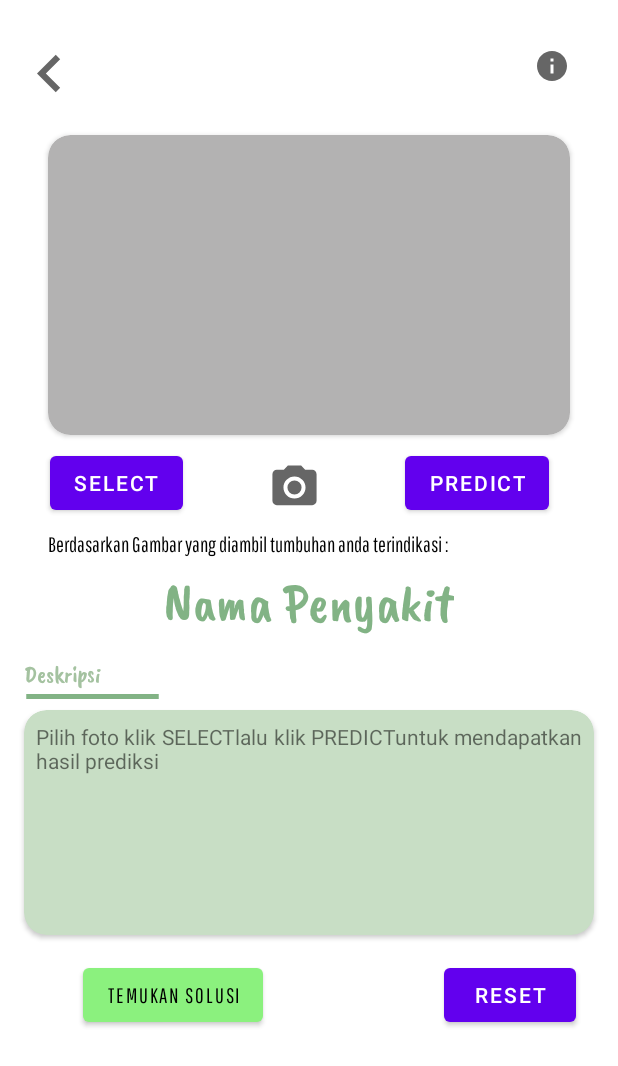
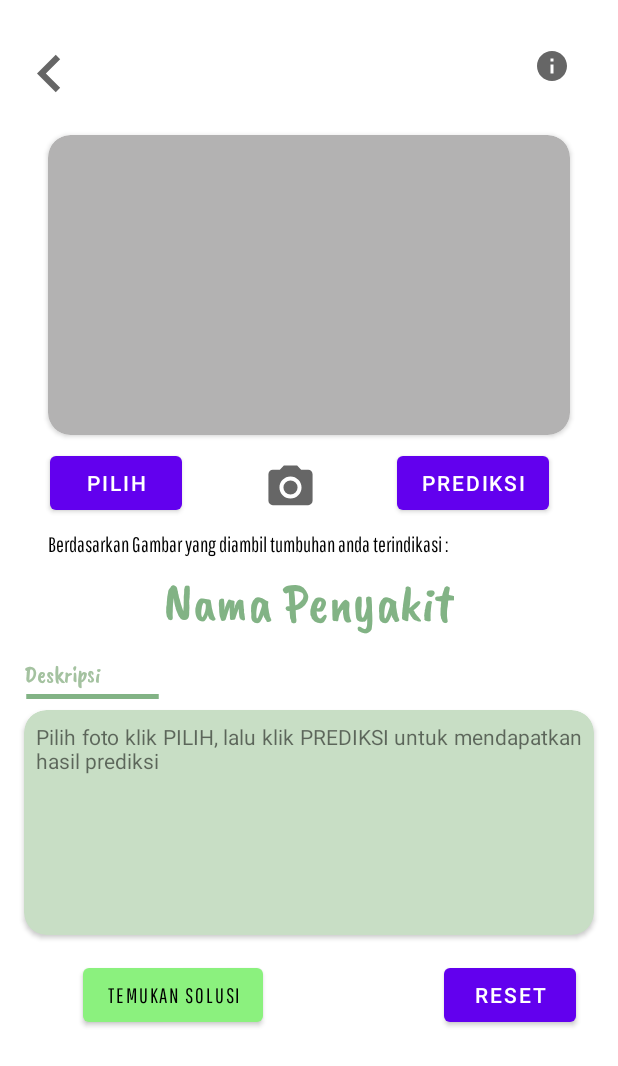
Before and after one commit to rivaldomarta/Helptree, an Android app: the screen it shows after launch (TakePictureActivity), after a tap on "Ambil Gambar", on a phone screen of 412 x 824 dp. Shown: the top 1066 px of the screen. Run offline under Robolectric (Android 15) with nearby library versions, the phone set to English and light mode, and no system bars; libraries missing offline, so code that uses them is left out: org.tensorflow.lite; pictures from the network do not load.

Commit message:
finishing values resources

```diff
--- a/HelpTree/app/src/main/res/values-night/themes.xml
+++ b/HelpTree/app/src/main/res/values-night/themes.xml
@@ -1,44 +1,156 @@
-<resources xmlns:tools="http://schemas.android.com/tools">
-    <!-- Base application theme. -->
-    <style name="Theme.HelpTree" parent="Theme.MaterialComponents.DayNight.NoActionBar">
-        <!-- Primary brand color. -->
-        <item name="colorPrimary">@color/purple_200</item>
-        <item name="colorPrimaryVariant">@color/purple_700</item>
-        <item name="colorOnPrimary">@color/black</item>
-        <!-- Secondary brand color. -->
-        <item name="colorSecondary">@color/teal_200</item>
-        <item name="colorSecondaryVariant">@color/teal_200</item>
-        <item name="colorOnSecondary">@color/black</item>
-        <!-- Status bar color. -->
-        <item name="android:statusBarColor" tools:targetApi="l">?attr/colorPrimaryVariant</item>
-        <!-- Customize your theme here. -->
-        <item name="android:windowTranslucentStatus">true</item>
-    </style>
+<?xml version="1.0" encoding="utf-8"?>
+<resources>
+    <string name="treendfo">e-Treendfo</string>
+    <string name="bookmark">Bookmark</string>
+    <string name="go_chat">Ke Chat</string>
+    <string name="camera_act">Ambil Gambar</string>
+    <string name="title">HelpTree</string>
+    <string name="Btn_back">kembali</string>
+    <string name="camera_caption">Berdasarkan Gambar yang diambil tumbuhan anda terindikasi :</string>
+    <string name="disease_name">Nama Penyakit</string>
+    <string name="description">Deskripsi</string>
+    <string name="Btn_Solution">Temukan Solusi</string>
+    <string name="resImage">ImageResult</string>
+    <string name="line">line</string>
+    <string name="bt_reset">Reset</string>
+    <string name="bt_predictimg">Prediksi</string>
+    <string name="tvpred">Nama Penyakit</string>
+    <string name="placeholder_detail">Pilih foto klik PILIH, lalu klik PREDIKSI untuk mendapatkan hasil prediksi</string>
 
-    <style name="ChatbotTheme" parent="Theme.AppCompat.Light.DarkActionBar">
-        <!-- Customize your theme here. -->
-        <item name="colorPrimary">@color/colorPrimary</item>
-        <item name="colorPrimaryDark">@color/colorPrimaryDark</item>
-        <item name="colorAccent">@color/colorAccent</item>
+    <string name="information">Informasi</string>
+    <string name="narationApp">
+        Aplikasi HelpTree merupakan aplikasi yang digunakan untuk mempermudah para pertani untuk
+        menemukan solusi dari penyakit yang dialami oleh tumbuhan. Aplikasi ini memuat fitur
+        deteksi gambar dan konsultasi menggunakan chatbot.\n \n
 
-        <item name="android:statusBarColor">#fff</item>
-        <item name="android:windowLightStatusBar" tools:ignore="NewApi">true</item>
+        📷 Cara menggunakan deteksi gambar dengan memasukkan gambar dari Album/Gallery ke dalam aplikasi.
+        \n 💬 Utuk konsultasi dapat klik ikon konsultasi dan mari berbagi cerita mu bersama Tria
+    </string>
+    <string name="developer">Tentang Developer</string>
+    <string name="about">Tentang Aplikasi</string>
+    <string name="photo_developer">Photo Developer</string>
+    <string name="aboutDevelop">tentangDeveloper</string>
+    <string name="icon">icon</string>
+    <string-array name="nama_dev">
+        <item>M. Ilhamsyah (A3142813)</item>
+        <item>Meutia Khairiyah (A1281624)</item>
+        <item>Irfan Rahadi K. (M0101130)</item>
+        <item>Rivaldo Marta (M0101131)</item>
+        <item>Aqilarik N.R (C2192108)</item>
+        <item>Annisa Nurjanah (C3142812)</item>
+    </string-array>
+    <string-array name="path_dev">
+        <item>Mobile Development</item>
+        <item>Mobile Development</item>
+        <item>Machine Learning</item>
+        <item>Machine Learning</item>
+        <item>Cloud Computing</item>
+        <item>Cloud Computing</item>
+    </string-array>
+    <string-array name="photo_dev">
+        <item>@drawable/ailham</item>
+        <item>@drawable/ameu</item>
+        <item>@drawable/airfan</item>
+        <item>@drawable/fotovaldo</item>
+        <item>@drawable/aqil</item>
+        <item>@drawable/annisa</item>
+    </string-array>
 
-        <item name="android:navigationBarColor">#E4E4E4</item>
-        <item name="android:windowLightNavigationBar" tools:ignore="NewApi">true</item>
+    <string-array name="url_link">
+        <item>https://www.99.co/blog/indonesia/contoh-tanaman-hidroponik/</item>
+        <item>https://www.popbela.com/career/inspiration/firly-fenti/cara-merawat-tanaman-agar-tidak-layu/7</item>
+        <item>https://www.popmama.com/life/home-and-living/sittah-husnul-khotimah/cara-membuat-pupuk-organik-dari-sampah-dapur-1/3</item>
+        <item> https://sahabatpetani.com/pengen-dapat-hasil-panen-yang-melimpah-simak-4-tips-bertani-dari-sahabat-petani/</item>
+        <item>https://www.berdesa.com/upaya-yang-bisa-dilakukan-petani-untuk-meningkatkan-hasil-pertanian/</item>
+    </string-array>
 
-        <item name="actionBarStyle">@style/MyActionBar</item>
+    <string-array name="title">
+        <item>3 Tanaman Hidroponik yang mudah ditanam</item>
+        <item>7 Cara Merawat Tumbuhan agar Tidak Layu</item>
+        <item>Cara Membuat Pupuk dari Sampah Dapur</item>
+        <item> Ingin Dapat Hasil Panen Yang Melimpah? Simak Tips Ini!</item>
+        <item>Upaya Yang Bisa Dilakukan Petani Untuk Meningkatkan Hasil Pertanian</item>
+    </string-array>
 
-    </style>
+    <string-array name="photoArtikel">
+        <item>@drawable/salada</item>
+        <item>@drawable/tanam2</item>
+        <item>@drawable/pupuk</item>
+        <item>@drawable/melimpah</item>
+        <item>@drawable/bertani</item>
+    </string-array>
 
-    <style name="MyActionBar" parent="@style/Widget.AppCompat.ActionBar.Solid">
-        <item name="titleTextStyle">@style/MyTitleTextStyle</item>
-    </style>
+    <string-array name="descr">
+        <item>
+            1. Pakcoy \n
+            Pakcoy atau kerap disebut juga sebagai bok choy merupakan sayuran hijau yang kaya dengan vitamin dan mineral.\n
+            \n 2. Sawi \n
+            Sawi juga termasuk sebagai tanaman hidroponik yang amat mudah untuk ditanam.Cukup menyiapkan bibit yang baik lalu tanam dengan menggunakan media rockwool.
+            Disarankan untuk menanam sawi hidroponik dengan menggunakan sistem wick atau sumbu karena lebih mudah.\n
+            \n 3. Salada \n
+            Salada merupakan sayuran yang cepat tumbuh dan juga mudah untuk ditanam.
+            Itu mengapa selada cocok untuk dibudidayakan menggunakan sistem hidroponik yang simpel.
+            Biarpun ditanam dengan media yang simpel, hasil yang dapat dipanen bisa sangat berkualitas.
+            Umumnya bibit selada akan mulai tumbuh setelah dua minggu penanaman.\n
+        </item>
+        <item>
+            1. Melakukan teknik penyiraman yang tepat \n
+            \n Cara pertama dalam merawat tanaman ialah melakukan teknik penyiraman secara tepat. Nah, dalam melakukan langkah ini, kamu harus mengenal tanamanmu terlebih dahulu sehingga kamu tahu kebutuhan air yang diperlukan oleh tanamanmu. Jika kamu menyiram tanamanmu di bawah kebutuhannya, maka tanamanmu akan kekeringan dan mati. Begitupun sebaliknya, jika kamu menyiram terlalu banyak air maka akar tanamanmu akan busuk.\n
+            Untuk waktu penyiraman, lakukanlah di malam atau pagi hari agar tanamanmu memiliki suplai air yang cukup. Pastikan kamu menyiram air secara merata agar tanamanmu dapat tumbuh dengan baik, ya. Pastikan juga tidak ada genangan air di tanamanmu agar jalur oksigen bagi tanamanmu tidak terhalang. \n
+            \n 2. Beri tanaman sinar matahari yang cukup\n
+            \n Selain mengetahui kebutuhan air, kamu juga perlu tahu kebutuhan sinar matahari tanamanmu. Umumnya, tanaman harus terkena sinar matahri selama 6 jam untuk kebun buah dan sayur, serta 3-4 jam untuk tanaman hias. Sedangkan untuk  tanaman sukulen, kaktus atau pakis, hanya membutuhkan sinar matahari selama 2 jam. \n
+            \n 3. Mengatur suhu dan kelembapan\n
+            \n Cara selanjutnya agar tanamanmu tidak mudah layu ialah memastikan bahwa tanaman yang kamu rawat memang dapat tumbuh di suhu lingkungan tempat kamu tinggal. Oleh karena itu, jika kamu tinggal di daerah pesisir, hindari menanam tanaman subtropis atau tanaman dataran tinggi, begitupun sebaliknya. Untuk kelembapan udara, kamu bisa mengakalinya dengan menggunakan humidifier agar kebutuhan kelembapan tanamanmu dapat terpenuhi.\n
+            \n 4. Pastikan terbebas dari hama dan penyakit\n
+            \n Ada beberapa cara yang bisa kamu lakukan agar tanamanmu terhindar dari hama dan penyakit. Cara-cara tersebut ialah dengan menjaga kualitas tanah, memberikan nutrisi kepada tanaman, merotasi tanaman secara rutin, mengoptimalkan lokasi tanaman, serta memangkas rumput liar yang ada di sekitar tanamanmu. \n
+            \n 5. Memotong tanaman yang kering dan mati\n
+            \n Nah, satu lagi yang jarang diketahui pemilih tanaman yang baru mulai. Jika kamu melihat ada bagian tanamanmu yang rusak, segera pisahkan dan buang bagian yang rusak tersebut, agar tanaman yang sehat tidak mudah layu ya, Bela. Pasalnya, bagian tanaman yang rusak tersebut bisa menyebarkan kerusakan ke bagian tanaman yang masih hidup. Oleh karena itu, segera potong bagian yang rusak tersebut agar tidak menganggu kondisi tanaman lainnya.\n
+            \n 6. Hindari penggunaan pupuk kimia\n
+            \n Cara selanjutnya agar tanamanmu tumbuh subur, ialah menggunakan perawatan yang alami. Hindari penggunaan pupuk kimia, ya, Bela. Kamu bisa menggunakan sisa kotoran hewan, pupuk kompos, campuran nutrisi makro, atau pupuk daur ulang pada tanamanmu agar tanaman tidak mudah layu.\n
+            \n 7. Beri nutrisi penting untuk tanaman\n
+            \n Ada beberapa nutrisi penting yang sangat vital bagi tumbuhan. Nutrisi tersebut ialah nitrogen, fosfor, potasium, magnesium, sulfur dan kalsium. Pada dasarnya kandungan nutrisi tersebut secara lengkap berada di tanah. Namun, seiring dengan berjalannya waktu, nutris tersebut akan hilang. Oleh karena itu, kamu bisa memberikan nutrisi tersebut secara terpisah atau dengan langkah praktis, yaitu mengganti tanah.\n
+        </item>
+        <item>
+            Saat mengolah sampah dapur menjadi pupuk organik, perlu diketahui bahwa tidak semua sampah bisa dikompos.Ada beberapa sisa bahan makanan yang tidak bisa terurai ataupun kalau terurai akan membutuhkan waktu yang lama.
+            Ada juga sampah yang harus diperkecil ukurannya agar mudah terurai. Berikut sampah-sampah dapur yang bisa diolah menjadi pupuk organik.\n
+            \n \n ♻ Sampah sisa makanan mulai dari sayur-sayuran hingga daging busuk. Sampah ini bisa langsung dimasukkan ke dalam wadah kompos.
+            \n ♻ Kertas bekas maupun tisu yang sudah tak terpakai lagi. Sebelum dijadikan kompos, perkecil dahulu ukuran kertas ataupun tisu.
+            \n ♻ Bumbu dapur kadaluarsa.
+            \n ♻ Cangkang telur. Sebelum dicampur dengan bahan kompos lainnya, haluskan terlebih dahulu cangkang telur agar mudah terurai.
+            \n ♻ Sedangkan berikut ini adalah sampah dapur yang tidak bisa diolah menjadi pupuk organik.
+            \n ♻ Minyak goreng
+            \n ♻ Tulang daging\n
+            \n Dan berikut beberapa langkah membuat pupuk organik dari sampah dapur.
+            \n \n 1. Siapkan wadah besar untuk membuat kompos. Pastikan wadah dapat tertutup rapat dan terhindar dari tetesan air hujan.
+            \n \n 2. Masukkan tanah pada permukaan bawah wadah.
+            \n \n 3. Setelah lapisan bawah wadah tertutupi tanah, sampah dapur bisa dimasukkan ke atas tanah.
+            \n \n 4. Pastikan ketebalan tanah lebih tebal daripada sampah dapur.Lalu tutup sampah dapur dengan tanah lagi.
+            \n \n 5. Diamkan selama 3 minggu sampai sampah dapur terurai.
+            \n \n 6. Atau jika Mama ingin menambahkan sampah dapur setiap hari, pastikan tumpukan sebelumnya Mama aduk lalu beri lapisan tanah sebelum ditambahkan sampah dapur yang baru. Lalu tutup lagi dengan tanah.
+        </item>
+        <item>
+            Pertanian adalah pondasi utama dalam kehidupan, karena hanya bidang pertanian yang mampu memberikan pangan kepada seluruh penduduk dunia. Kegiatan bertani dan berkebun juga merupakan kegiatan yang sangat menyenangkan kok, apalagi bagi para penggemar bercocok tanam atau hobbies. Ada yang gemar menanam tanaman buah-buahan di kebun ada juga yang suka menanam tanaman hias di pekarangan rumah. Namun, untuk memperoleh hasil panen yang bagus dan melimpah, ada caranya loh.\n
+            Pengen tau apa sih rahasianya bisa mendapatkan hasil panen yang melimpah. Yuk cus kita simak 4 tips dari sahabat petani :\n
+            \n \n 🌱Tanah adalah rumah tanaman, jadi buatlah tanah menjadi subur dan sehat ya.
+            \n “Orang bilang tanah kita tanah surga, tongkat kayu dan batu jadi tanaman” kutipan lagu kolam susu ini hanya merupakan kiasan ya sahabat, yang mau menunjukkan suburnya negeri kita Indonesia. Namun, hasil panen yang optimal bukan didapat melalui keberuntungan loh, salah satu tipsnya adalah Sahabat harus melakukan pengolahan tanah sebelum benih masuk. Tujuannya adalah untuk menggemburkan struktur tanah agar menjadi gembur, sehingga memudahkan perakaran untuk masuk ke dalam tanah yang nantinya mempermudah akar tanaman menyerap unsur hara yang ada di dalam tanah
+            \n \n 🌱Jangan Pakai Benih/Bibit Abal-Abal, Gunakan Benih Yang Sudah Jelas
+            \n Banyak petani saat ini yang mengeluh benihnya tidak tumbuh. Nah, salah satu penyebabnya adalah petani tidak menggunakan benih yang bermutu sahabat. Benih menjadi salah satu faktor penting yang menentukan hasil panen. Apa saja yang harus diperhatikan ketika memilih benih? Pertama secara mutu genetis (varietas unggul), kedua mutu fisiologis atau kemampuan daya hidup  benih (viabilitas) dan ketiga adalah mutu fisik yaitu penampilan benih. Benih yang baik dilihat secara fisik berukuran homogen, bernas dan bersih dari campuran, bebas hama dan penyakit
+            \n \n 🌱Tanaman Juga Seperti Manusia Yang Butuh Makan Untuk Tumbuh dan Berkembang, Lengkapi Nutrisinya Secara Seimbang.
+            \n Tips ke-tiga adalah memberikan tambahan nutrisi yang tepat dan berimbang kepada tanaman dengan cara pemupukan. Sama halnya dengan manusia, tanaman sebagai makhluk hidup juga membutuhkan yang namanya makan. Nutrisi bagi tanaman berperan penting bagi tanaman untuk tumbuh, berkembang dan berproduksi. Pastikan juga pupuk yang kalian gunakan mempunyai kualitas yang tinggi dan berasal dari produsen yang terpercaya. Jangan biarkan tanaman kalian kelaparan ya sahabat, nanti hasil panennya tidak bisa optimal loh.
+            \n \n 🌱Rawatlah Setiap Tanaman Seperti Kamu Merawat Kehidupan.
+            \n Merawat tanaman itu memang susah-susah gampang, kita dituntut untuk rajin dan telaten merawatnya sahabat. Apa aja sih perawatan yang harus rutin kita lakukan? Tanaman perlu disiram secara rutin,  tanaman diletakkan pada tempat yang terkena sinar matahari, bersihkan lahan agar tebebas dari gulma dan membersihkan kebun agar tanaman terbebas dari hama dan penyakit. Sahabat, dalam hidup kita apapun yang dirawat, pasti akan memberikan kebaikan bagi orang disekeliling kita. Semoga bermanfaat.
+        </item>
+        <item>
+            🌱 Menanam Tanaman Pertanian Yang Sesuai\n
+            \n Tidak sedikit petani yang memaksakan ingin menanam jenis tanaman di areanya. Ini biasa dilakukan ketika melihat petani lain mampu menghasilkan laba dari jenis tanaman tersebut. Seperti trend, kebanyakan petani mencoba untuk melakukannya dengan mengabaikan lahan yang dimilikinya.
+            \n \n Perlu dipahami jika lahan menjadi tempat utama bagi jenis tanaman tertentu. Artinya, tidak semua jenis tanaman akan cocok bila ditanam di lahan tersebut. Jika dipaksakan, tentu hasilnya akan kurang maksimal.
+            \n \n 🌱 Mengolah Lahan Dan Menyuburkan Dengan Benar
+            \n \n Kunci paling krusial untuk melimpahkan hasil pertanian selain bibit adalah pengolahan lahan. Lahan harus diolah sebagaimana mestinya. Mulai dari mencangkul, membajak dan lain sebagainya.
+            \n \n Setelah dilakukan penggemburan, petani juga harus mengupayakan agar tanah bisa kembali subur. Caranya bisa dengan memberikan pupuk kandang, serta pupuk lainnya yang sesuai.Tanah yang subur akan membuat tanaman bisa tumbuh optimal. Tanaman yang tumbuh subur akan meningkatkan bunga dan buahnya. Akhirnya, hasil yang dicapai akan berlipat ketimbang biasanya.
+            \n \n 🌱 Memanen Di Waktu Yang Tepat
+            \n \n Satu lagi kesalahan yang sering dilakukan oleh petani adalah terburu-buru untuk memanennya. Ini biasanya dilakukan pada tanaman jenis padi.Pemanenan dini kadang dilakukan lantaran padi dianggap terlalu banyak hama. Begitupun juga karena faktor kebutuhan ekonomi.
+            \n \n Ini tidak dibenarkan. Pasalnya, hal ini akan mempengaruhi hasil pertanian. Misalnya bulir padi yang masih muda jelas tidak akan menambah bobot pertanian. Jika dipanen langsung, bulir padi akan terbuang percuma.
 
-    <style name="MyTitleTextStyle" parent="@style/TextAppearance.AppCompat.Widget.ActionBar.Title">
-        <item name="android:textColor">#000</item>
-    </style>
-    <style name="SplashScreen" parent="Theme.AppCompat.NoActionBar">
-        <item name="android:windowBackground">@color/hijau_bar</item>
-    </style>
+        </item>
+    </string-array>
 </resources>
--- a/HelpTree/app/src/main/res/values-v23/strings.xml
+++ b/HelpTree/app/src/main/res/values-v23/strings.xml
@@ -1,7 +1,7 @@
 <?xml version="1.0" encoding="utf-8"?>
 <resources>
     <string name="tvpred">Nama Penyakit</string>
-    <string name="placeholder_detail">Pilih foto klik SELECTlalu klik PREDICTuntuk mendapatkan hasil prediksi</string>
+    <string name="placeholder_detail">Pilih foto klik PILIH, lalu klik PREDIKSI untuk mendapatkan hasil prediksi</string>
 
     <string name="information">Informasi</string>
     <string name="narationApp">
--- a/HelpTree/app/src/main/res/values/colors.xml
+++ b/HelpTree/app/src/main/res/values/colors.xml
@@ -1,6 +1,6 @@
 <?xml version="1.0" encoding="utf-8"?>
 <resources>
-    <color name="purple_200">#FFBB86FC</color>
+    <color name="purple_200">#FFFF</color>
     <color name="purple_500">#FF6200EE</color>
     <color name="purple_700">#FF3700B3</color>
     <color name="teal_200">#FF03DAC5</color>
--- a/HelpTree/app/src/main/res/values/strings.xml
+++ b/HelpTree/app/src/main/res/values/strings.xml
@@ -18,19 +18,16 @@
     <string name="line">line</string>
     <string name="bt_reset">Reset</string>
     <string name="bt_info">Info</string>
-    <string name="bt_selectimg">Select</string>
-    <string name="bt_predictimg">Predict</string>
+    <string name="bt_selectimg">Pilih</string>
+    <string name="bt_predictimg">Prediksi</string>
     <string name="title_activity_chatbot">ChatbotActivity</string>
     <!-- Strings used for fragments for navigation -->
     <string name="first_fragment_label">First Fragment</string>
     <string name="second_fragment_label">Second Fragment</string>
-    <string name="next">Next</string>
-    <string name="previous">Previous</string>
-
-    <string name="hello_first_fragment">Hello first fragment</string>
-    <string name="hello_second_fragment">Hello second fragment. Arg: %1$s</string>
+    <string name="next">Selanjutnya</string>
+    <string name="previous">Sebelumnya</string>
     <string name="tvpred">Nama Penyakit</string>
-    <string name="placeholder_detail">Pilih foto klik SELECTlalu klik PREDICT untuk mendapatkan hasil prediksi</string>
+    <string name="placeholder_detail">Pilih foto klik PILIH,\n lalu klik PREDIKSI untuk mendapatkan hasil prediksi</string>
 
 
     <string name="information">Informasi</string>
@@ -40,13 +37,15 @@
         deteksi gambar dan konsultasi menggunakan chatbot.\n \n
 
         📷 Cara menggunakan deteksi gambar dengan memasukkan gambar dari Album/Gallery ke dalam aplikasi.
-        \n 💬 Utuk konsultasi dapat klik ikon konsultasi dan mari berbagi cerita mu bersama Tria
+        \n 💬 Utuk konsultasi dapat klik ikon konsultasi dan mari berbagi cerita mu bersama Treea
     </string>
     <string name="developer">Tentang Developer</string>
     <string name="about">Tentang Aplikasi</string>
     <string name="photo_developer">Photo Developer</string>
     <string name="aboutDevelop">tentangDeveloper</string>
     <string name="icon">icon</string>
+    <string name="type_a_message">Ketikkan Pesan Anda…</string>
+    <string name="send">Kirim</string>
 
     <string-array name="nama_dev">
         <item>M. Ilhamsyah (A3142813)</item>
```
